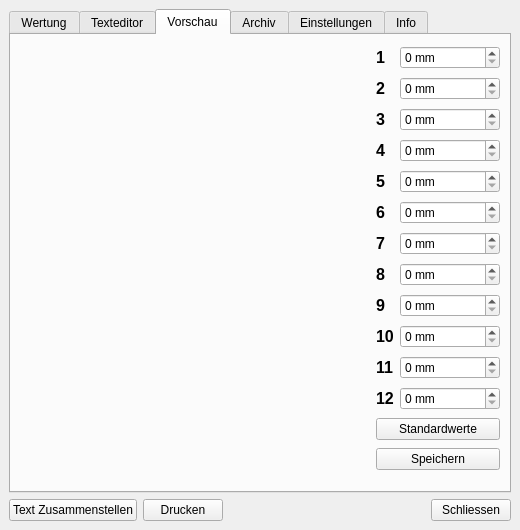
Above: mainwindow.ui from str4el/grading before the change. Below: the same form after it.
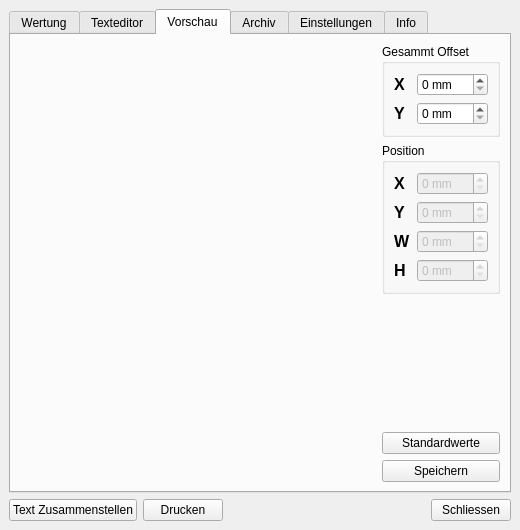
That is the form after the change. The open tabs and pages were chosen to show the change. Custom widgets are drawn as their Qt base class.

Commit message: ui weiter aufgeräumt und für neues Layout angepasst

```diff
--- a/mainwindow.ui
+++ b/mainwindow.ui
@@ -921,50 +921,14 @@
          </widget>
         </item>
         <item>
-         <layout class="QGridLayout" name="gridLayout_2">
+         <layout class="QVBoxLayout" name="verticalLayout_2">
+          <item>
+           <widget class="QGroupBox" name="groupBox_3">
+            <property name="title">
+             <string>Gesammt Offset</string>
+            </property>
+            <layout class="QGridLayout" name="gridLayout_3">
           <item row="0" column="0">
-           <widget class="QLabel" name="label24">
-            <property name="font">
-             <font>
-              <pointsize>12</pointsize>
-              <weight>75</weight>
-              <bold>true</bold>
-             </font>
-            </property>
-            <property name="layoutDirection">
-             <enum>Qt::RightToLeft</enum>
-            </property>
-            <property name="text">
-             <string>1</string>
-            </property>
-            <property name="buddy">
-             <cstring>layoutTopOffsetSpinBox</cstring>
-            </property>
-           </widget>
-          </item>
-          <item row="0" column="1">
-           <widget class="QSpinBox" name="layoutTopOffsetSpinBox">
-            <property name="minimumSize">
-             <size>
-              <width>100</width>
-              <height>0</height>
-             </size>
-            </property>
-            <property name="toolTip">
-             <string>Der Abstand vom oberen Seitenrand. Damit kann der gesammte Inhalt nach oben oder unten verschoben werden.</string>
-            </property>
-            <property name="suffix">
-             <string> mm</string>
-            </property>
-            <property name="minimum">
-             <number>0</number>
-            </property>
-            <property name="maximum">
-             <number>300</number>
-            </property>
-           </widget>
-          </item>
-          <item row="1" column="0">
            <widget class="QLabel" name="label25">
             <property name="font">
              <font>
@@ -977,15 +941,15 @@
              <enum>Qt::RightToLeft</enum>
             </property>
             <property name="text">
-             <string>2</string>
+                <string>X</string>
             </property>
             <property name="buddy">
              <cstring>layoutLeftOffsetSpinBox</cstring>
             </property>
            </widget>
           </item>
-          <item row="1" column="1">
-           <widget class="QSpinBox" name="layoutLeftOffsetSpinBox">
+             <item row="0" column="1">
+              <widget class="QSpinBox" name="layoutXOffsetSpinBox">
             <property name="toolTip">
              <string>Der Abstand vom linken Seitenrand. Damit kann der gesammte Inhalt nach links oder rechts verschoben werden.</string>
             </property>
@@ -1000,7 +964,7 @@
             </property>
            </widget>
           </item>
-          <item row="2" column="0">
+             <item row="1" column="0">
            <widget class="QLabel" name="label27">
             <property name="font">
              <font>
@@ -1013,15 +977,15 @@
              <enum>Qt::RightToLeft</enum>
             </property>
             <property name="text">
-             <string>3</string>
+                <string>Y</string>
             </property>
             <property name="buddy">
              <cstring>layoutTick1PosSpinBox</cstring>
             </property>
            </widget>
           </item>
-          <item row="2" column="1">
-           <widget class="QSpinBox" name="layoutTick1PosSpinBox">
+             <item row="1" column="1">
+              <widget class="QSpinBox" name="layoutYOffsetSpinBox">
             <property name="toolTip">
              <string>Die horizontale Position des ++ Hakens.</string>
             </property>
@@ -1036,43 +1000,16 @@
             </property>
            </widget>
           </item>
-          <item row="3" column="0">
-           <widget class="QLabel" name="label28">
-            <property name="font">
-             <font>
-              <pointsize>12</pointsize>
-              <weight>75</weight>
-              <bold>true</bold>
-             </font>
-            </property>
-            <property name="layoutDirection">
-             <enum>Qt::RightToLeft</enum>
-            </property>
-            <property name="text">
-             <string>4</string>
-            </property>
-            <property name="buddy">
-             <cstring>layoutTick2PosSpinBox</cstring>
-            </property>
+            </layout>
            </widget>
           </item>
-          <item row="3" column="1">
-           <widget class="QSpinBox" name="layoutTick2PosSpinBox">
-            <property name="toolTip">
-             <string>Die horizontale Position des + Hakens.</string>
+          <item>
+           <widget class="QGroupBox" name="groupBox_2">
+            <property name="title">
+             <string>Position</string>
             </property>
-            <property name="suffix">
-             <string> mm</string>
-            </property>
-            <property name="minimum">
-             <number>0</number>
-            </property>
-            <property name="maximum">
-             <number>300</number>
-            </property>
-           </widget>
-          </item>
-          <item row="4" column="0">
+            <layout class="QGridLayout" name="gridLayout_2">
+             <item row="0" column="0">
            <widget class="QLabel" name="label29">
             <property name="font">
              <font>
@@ -1085,15 +1022,18 @@
              <enum>Qt::RightToLeft</enum>
             </property>
             <property name="text">
-             <string>5</string>
+                <string>X</string>
             </property>
             <property name="buddy">
              <cstring>layoutTick3PosSpinBox</cstring>
             </property>
            </widget>
           </item>
-          <item row="4" column="1">
-           <widget class="QSpinBox" name="layoutTick3PosSpinBox">
+             <item row="0" column="1">
+              <widget class="QSpinBox" name="layoutPosXSpinBox">
+               <property name="enabled">
+                <bool>false</bool>
+               </property>
             <property name="toolTip">
              <string>Die horizontale Position des 0 Hakens.</string>
             </property>
@@ -1108,7 +1048,7 @@
             </property>
            </widget>
           </item>
-          <item row="5" column="0">
+             <item row="1" column="0">
            <widget class="QLabel" name="label30">
             <property name="font">
              <font>
@@ -1121,15 +1061,18 @@
              <enum>Qt::RightToLeft</enum>
             </property>
             <property name="text">
-             <string>6</string>
+                <string>Y</string>
             </property>
             <property name="buddy">
              <cstring>layoutTick4PosSpinBox</cstring>
             </property>
            </widget>
           </item>
-          <item row="5" column="1">
-           <widget class="QSpinBox" name="layoutTick4PosSpinBox">
+             <item row="1" column="1">
+              <widget class="QSpinBox" name="layoutPosYSpinBox">
+               <property name="enabled">
+                <bool>false</bool>
+               </property>
             <property name="toolTip">
              <string>Die horizontale Position des - Hakens.</string>
             </property>
@@ -1144,7 +1087,7 @@
             </property>
            </widget>
           </item>
-          <item row="6" column="0">
+             <item row="2" column="0">
            <widget class="QLabel" name="label31">
             <property name="font">
              <font>
@@ -1157,15 +1100,18 @@
              <enum>Qt::RightToLeft</enum>
             </property>
             <property name="text">
-             <string>7</string>
+                <string>W</string>
             </property>
             <property name="buddy">
              <cstring>layoutTick5PosSpinBox</cstring>
             </property>
            </widget>
           </item>
-          <item row="6" column="1">
-           <widget class="QSpinBox" name="layoutTick5PosSpinBox">
+             <item row="2" column="1">
+              <widget class="QSpinBox" name="layoutWidthSpinBox">
+               <property name="enabled">
+                <bool>false</bool>
+               </property>
             <property name="toolTip">
              <string>Die horizontale Position des -- Hakens.</string>
             </property>
@@ -1180,7 +1126,7 @@
             </property>
            </widget>
           </item>
-          <item row="7" column="0">
+             <item row="3" column="0">
            <widget class="QLabel" name="label33">
             <property name="font">
              <font>
@@ -1193,15 +1139,18 @@
              <enum>Qt::RightToLeft</enum>
             </property>
             <property name="text">
-             <string>8</string>
+                <string>H</string>
             </property>
             <property name="buddy">
              <cstring>layoutTopToTickSpinBox</cstring>
             </property>
            </widget>
           </item>
-          <item row="7" column="1">
-           <widget class="QSpinBox" name="layoutTopToTickSpinBox">
+             <item row="3" column="1">
+              <widget class="QSpinBox" name="layoutHeightSpinBox">
+               <property name="enabled">
+                <bool>false</bool>
+               </property>
             <property name="toolTip">
              <string>Der Abstand vom oberen Seitenrand bis zum ersten Haken. Der gesammte folgende Inhalt wird mit verschoben.</string>
             </property>
@@ -1216,167 +1165,36 @@
             </property>
            </widget>
           </item>
-          <item row="8" column="0">
-           <widget class="QLabel" name="label35">
-            <property name="font">
-             <font>
-              <pointsize>12</pointsize>
-              <weight>75</weight>
-              <bold>true</bold>
-             </font>
-            </property>
-            <property name="layoutDirection">
-             <enum>Qt::RightToLeft</enum>
-            </property>
-            <property name="text">
-             <string>9</string>
-            </property>
-            <property name="buddy">
-             <cstring>layoutTickToTick1SpinBox</cstring>
-            </property>
+            </layout>
            </widget>
           </item>
-          <item row="8" column="1">
-           <widget class="QSpinBox" name="layoutTickToTick1SpinBox">
-            <property name="toolTip">
-             <string>Der Abstand zwischen den ersten drei Haken und den folgenden drei. Der gesammte folgende Inhalt wird mit verschoben.</string>
+          <item>
+           <spacer name="verticalSpacer_2">
+            <property name="orientation">
+             <enum>Qt::Vertical</enum>
             </property>
-            <property name="suffix">
-             <string> mm</string>
+            <property name="sizeHint" stdset="0">
+             <size>
+              <width>20</width>
+              <height>40</height>
+             </size>
             </property>
-            <property name="minimum">
-             <number>0</number>
-            </property>
-            <property name="maximum">
-             <number>300</number>
-            </property>
-           </widget>
+           </spacer>
           </item>
-          <item row="9" column="0">
-           <widget class="QLabel" name="label34">
-            <property name="font">
-             <font>
-              <pointsize>12</pointsize>
-              <weight>75</weight>
-              <bold>true</bold>
-             </font>
-            </property>
-            <property name="layoutDirection">
-             <enum>Qt::RightToLeft</enum>
-            </property>
-            <property name="text">
-             <string>10</string>
-            </property>
-            <property name="buddy">
-             <cstring>layoutTickToTick2SpinBox</cstring>
-            </property>
-           </widget>
-          </item>
-          <item row="9" column="1">
-           <widget class="QSpinBox" name="layoutTickToTick2SpinBox">
-            <property name="toolTip">
-             <string>Der Abstand zwischen den zweiten drei Haken und den lezten zwei. Der gesammte folgende Inhalt wird mit verschoben.</string>
-            </property>
-            <property name="layoutDirection">
-             <enum>Qt::LeftToRight</enum>
-            </property>
-            <property name="suffix">
-             <string> mm</string>
-            </property>
-            <property name="prefix">
-             <string/>
-            </property>
-            <property name="minimum">
-             <number>0</number>
-            </property>
-            <property name="maximum">
-             <number>300</number>
-            </property>
-           </widget>
-          </item>
-          <item row="10" column="0">
-           <widget class="QLabel" name="label36">
-            <property name="font">
-             <font>
-              <pointsize>12</pointsize>
-              <weight>75</weight>
-              <bold>true</bold>
-             </font>
-            </property>
-            <property name="layoutDirection">
-             <enum>Qt::RightToLeft</enum>
-            </property>
-            <property name="text">
-             <string>11</string>
-            </property>
-            <property name="buddy">
-             <cstring>layoutTickToTextSpinBox</cstring>
-            </property>
-           </widget>
-          </item>
-          <item row="10" column="1">
-           <widget class="QSpinBox" name="layoutTickToTextSpinBox">
-            <property name="toolTip">
-             <string>Der Abstand zwischen den lezten zwei Haken und dem Beurteilungstext.</string>
-            </property>
-            <property name="suffix">
-             <string> mm</string>
-            </property>
-            <property name="minimum">
-             <number>0</number>
-            </property>
-            <property name="maximum">
-             <number>300</number>
-            </property>
-           </widget>
-          </item>
-          <item row="12" column="0" colspan="2">
+          <item>
            <widget class="QPushButton" name="layoutDefaultsButton">
             <property name="text">
              <string>Standardwerte</string>
             </property>
            </widget>
           </item>
-          <item row="13" column="0" colspan="2">
+          <item>
            <widget class="QPushButton" name="layoutSaveButton">
             <property name="text">
              <string>Speichern</string>
             </property>
            </widget>
           </item>
-          <item row="11" column="1">
-           <widget class="QSpinBox" name="layoutWidthSpinBox">
-            <property name="toolTip">
-             <string>Die nutzbare Breite</string>
-            </property>
-            <property name="suffix">
-             <string> mm</string>
-            </property>
-            <property name="maximum">
-             <number>300</number>
-            </property>
-           </widget>
-          </item>
-          <item row="11" column="0">
-           <widget class="QLabel" name="label50">
-            <property name="font">
-             <font>
-              <pointsize>12</pointsize>
-              <weight>75</weight>
-              <bold>true</bold>
-             </font>
-            </property>
-            <property name="layoutDirection">
-             <enum>Qt::RightToLeft</enum>
-            </property>
-            <property name="text">
-             <string>12</string>
-            </property>
-            <property name="buddy">
-             <cstring>layoutWidthSpinBox</cstring>
-            </property>
-           </widget>
-          </item>
          </layout>
         </item>
        </layout>
```
Left out of the diff: 71 changed lines with no effect on the pictures. Lines whose indentation alone changed are shown as unchanged. The commit also changes 1 other file.
